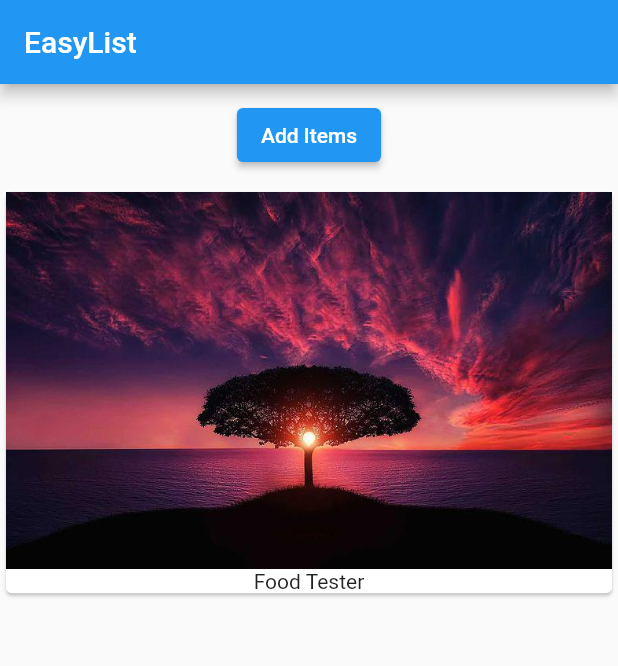
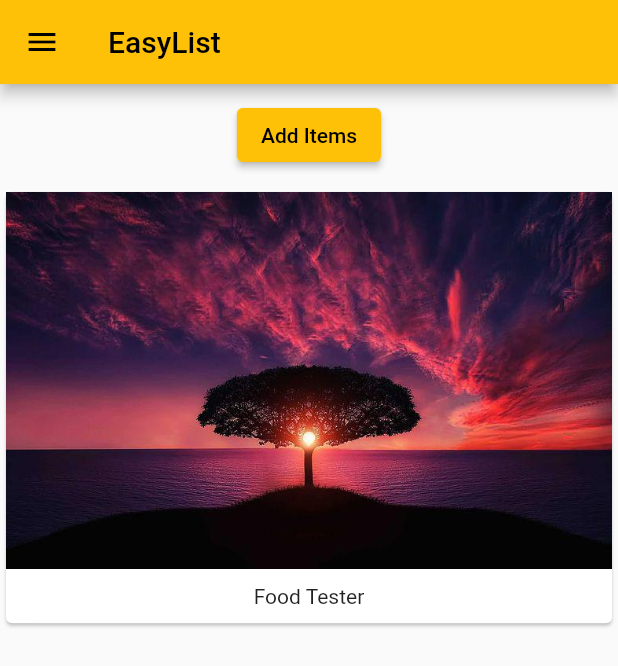
Before and after one commit to kaustav991/flutterApp, a Flutter app: the screen it shows after launch, on a phone screen of 412 x 824 dp. Shown: the top 666 px of the screen. Run offline on Flutter 3.47's test engine with Material 2 defaults, Android fonts, the phone set to English and light mode, and no system bars; statements that could not run were skipped.

Commit message:
3rd Push

```diff
--- a/flutter_app/lib/main.dart
+++ b/flutter_app/lib/main.dart
@@ -9,11 +9,64 @@ class MyApp extends StatelessWidget {
   @override
   Widget build(BuildContext context) {
     return MaterialApp(
+      theme: ThemeData(
+        primarySwatch: Colors.amber,
+      ),
       home: Scaffold(
+        drawer: SafeArea(
+          child: Drawer(
+            child: SingleChildScrollView(
+              child: Column(
+                crossAxisAlignment: CrossAxisAlignment.start,
+                children: [
+                  GestureDetector(
+                    onTap: () {},
+                    child: Padding(
+                      padding: const EdgeInsets.all(8.0),
+                      child: Container(
+                        child: Text('Sjkfgsdgfhs'),
+                      ),
+                    ),
+                  ),
+                  Padding(
+                    padding: const EdgeInsets.all(8.0),
+                    child: Container(
+                      child: Text('Sjkfgsdgfhs'),
+                    ),
+                  ),
+                  Padding(
+                    padding: const EdgeInsets.all(8.0),
+                    child: Container(
+                      child: Text('Sjkfgsdgfhs'),
+                    ),
+                  ),
+                  Padding(
+                    padding: const EdgeInsets.all(8.0),
+                    child: Container(
+                      child: Text('Sjkfgsdgfhs'),
+                    ),
+                  ),
+                  Padding(
+                    padding: const EdgeInsets.all(8.0),
+                    child: Container(
+                      child: Text('Sjkfgsdgfhs'),
+                    ),
+                  ),
+                  Padding(
+                    padding: const EdgeInsets.all(8.0),
+                    child: Container(
+                      child: Text('Sjkfgsdgfhs'),
+                    ),
+                  ),
+                ],
+              ),
+            ),
+          ),
+        ),
         appBar: AppBar(
           title: const Text('EasyList'),
         ),
-        body: ProductManager('Food Tester'),
+        body: SingleChildScrollView(child: ProductManager('Food Tester')),
       ),
     );
   }
--- a/flutter_app/lib/product_manager.dart
+++ b/flutter_app/lib/product_manager.dart
@@ -21,7 +21,10 @@ class _ProductManagerState extends State<ProductManager> {
     _products.add(widget.startingProduct);
     super.initState();
   }
-
+  @override
+  void didUpdateWidget(ProductManager oldWidget) {
+    super.didUpdateWidget(oldWidget);
+  }
   @override
   Widget build(BuildContext context) {
     return Column(children: [
--- a/flutter_app/lib/products.dart
+++ b/flutter_app/lib/products.dart
@@ -10,11 +10,17 @@ class Products extends StatelessWidget {
     return Column(
       children: products
           .map((element) => Card(
-                child: Column(
-                  children: <Widget>[
-                    Image.asset('assets/tree-736885__480.jpg'),
-                    Text(element)
-                  ],
+                child: SingleChildScrollView(
+                  child: Column(
+                    children: <Widget>[
+                      Image.asset('assets/tree-736885__480.jpg'),
+                      Container(
+                        padding: const EdgeInsets.all(10.0),
+                        color: const (),
+                        child: Text(element)
+                        )
+                    ],
+                  ),
                 ),
               ))
           .toList(),
```
Also changed, not shown: 1 other file.
